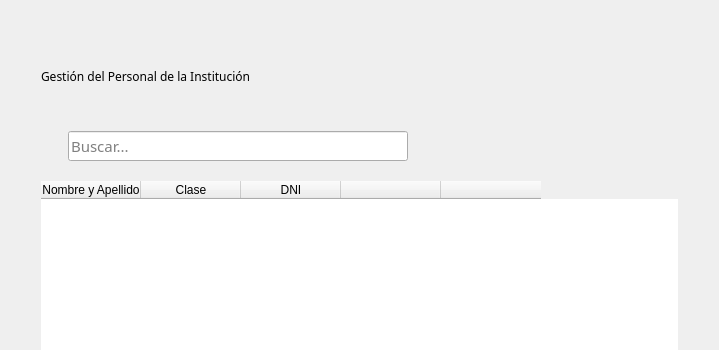
Before: the Qt Designer form blustock/ui/screens_uis/otro_personal.ui in MaxAPBusiness/Blustock, drawn with Qt 5; both pictures show x 0 to 719 and y 0 to 350 of the 719 by 547 pixel window.
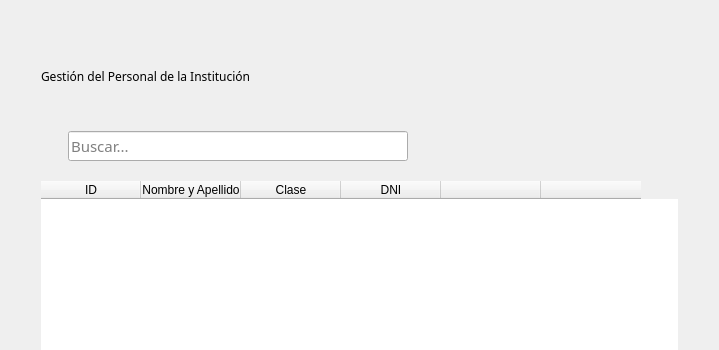
After: the same form once the commit is applied. Icons and pictures are not drawn.

```diff
--- a/blustock/ui/screens_uis/otro_personal.ui
+++ b/blustock/ui/screens_uis/otro_personal.ui
@@ -155,6 +155,11 @@
        <attribute name="verticalHeaderVisible">
         <bool>false</bool>
        </attribute>
+       <column>
+        <property name="text">
+         <string>ID</string>
+        </property>
+       </column>
        <column>
         <property name="text">
          <string>Nombre y Apellido</string>
```
